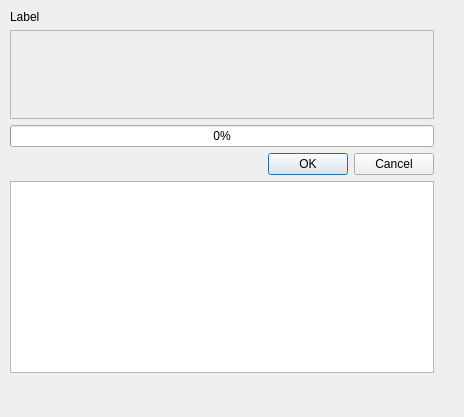
First picture: the form in tao/fetch_push_dialog.ui, repository c3d/tao3D, before the edit.
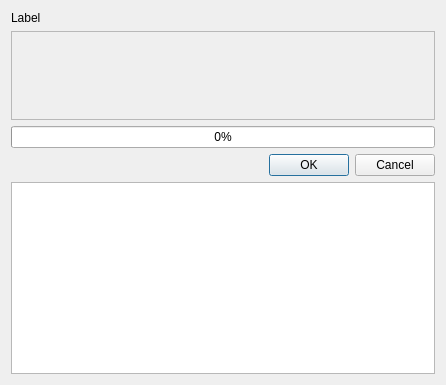
Second picture: the form after the edit. Custom widgets are drawn as their Qt base class.

Commit message:
Add layouts to all dialog boxes of "Share" menu. Fix clone bug. Refs #286, #284.
Fixes clone bug: project cloned in invalid location (likely a
regression of commit:bbca371).

Patch:
```diff
--- a/tao/fetch_push_dialog.ui
+++ b/tao/fetch_push_dialog.ui
@@ -6,22 +6,13 @@
    <rect>
     <x>0</x>
     <y>0</y>
-    <width>464</width>
-    <height>417</height>
+    <width>544</width>
+    <height>507</height>
    </rect>
   </property>
   <property name="windowTitle">
    <string>Fetch/Push</string>
   </property>
-  <widget class="QWidget" name="verticalLayoutWidget">
-   <property name="geometry">
-    <rect>
-     <x>10</x>
-     <y>10</y>
-     <width>436</width>
-     <height>397</height>
-    </rect>
-   </property>
    <layout class="QVBoxLayout" name="verticalLayout">
     <property name="sizeConstraint">
      <enum>QLayout::SetFixedSize</enum>
@@ -75,34 +66,20 @@
       </property>
      </widget>
     </item>
-    <item>
-     <spacer name="verticalSpacer">
-      <property name="orientation">
-       <enum>Qt::Vertical</enum>
-      </property>
-      <property name="sizeHint" stdset="0">
-       <size>
-        <width>20</width>
-        <height>0</height>
-       </size>
-      </property>
-     </spacer>
-    </item>
-   </layout>
-  </widget>
- </widget>
+  </layout>
+ </widget>
  <customwidgets>
+  <customwidget>
+   <class>Tao::AnsiTextEdit</class>
+   <extends>QTextEdit</extends>
+   <header>ansi_textedit.h</header>
+  </customwidget>
   <customwidget>
    <class>Tao::RemoteSelectionFrame</class>
    <extends>QFrame</extends>
    <header>remote_selection_frame.h</header>
    <container>1</container>
   </customwidget>
-  <customwidget>
-   <class>Tao::AnsiTextEdit</class>
-   <extends>QPlainTextEdit</extends>
-   <header>ansi_textedit.h</header>
-  </customwidget>
  </customwidgets>
  <resources/>
  <connections>
```
Left out of the diff: 5 changed lines with no effect on the pictures. Lines whose indentation alone changed are shown as unchanged. The commit also changes 11 other files.
